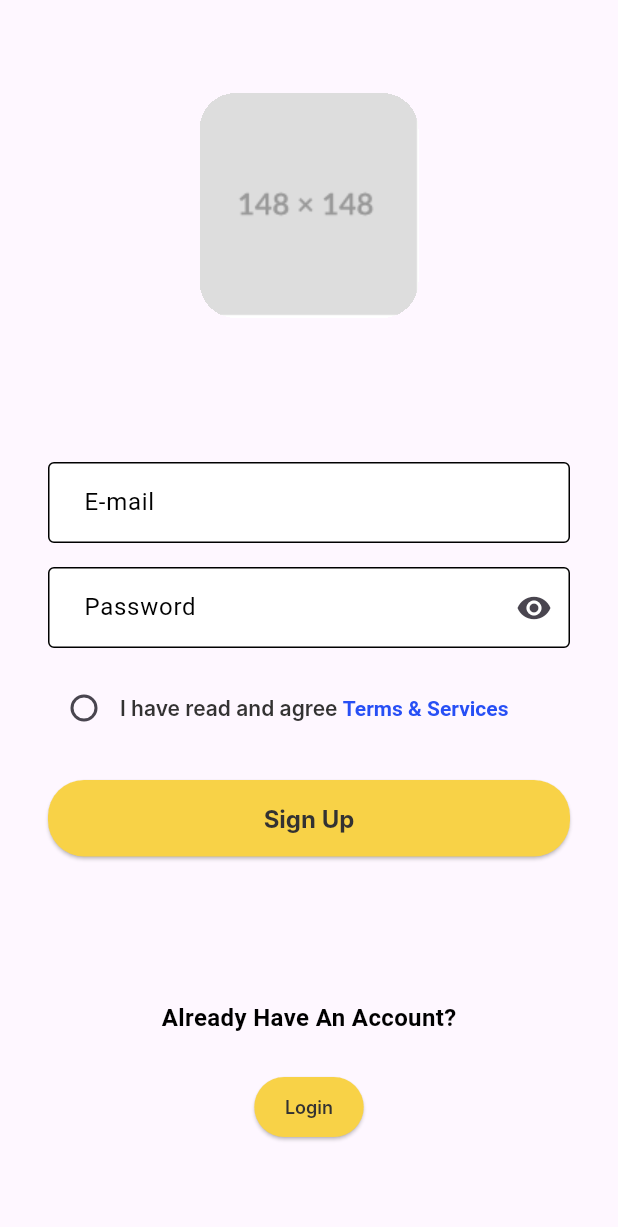
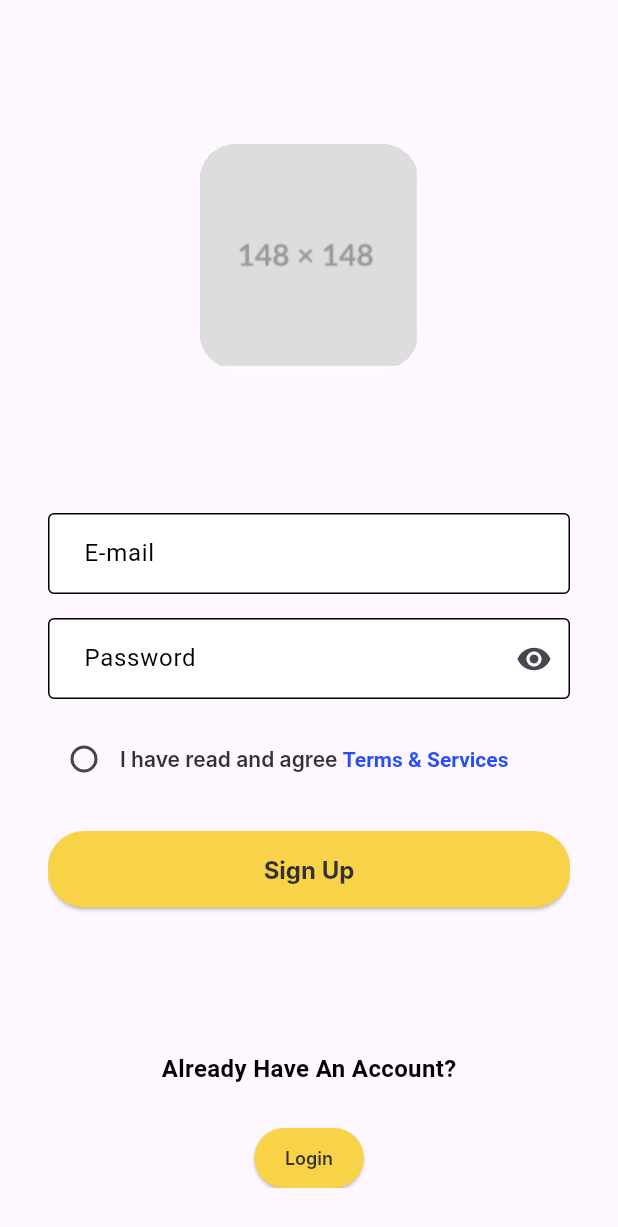
Before and after one commit to Albericoeduardo/Hackatholica-BoraValeno, a Flutter app: the screen it shows after launch, after a tap on "Sign Up", on a phone screen of 412 x 824 dp. Shown: the top 1227 px of the screen. Run offline on Flutter 3.47's test engine with Material 3 defaults, Android fonts, the phone set to English and light mode, and no system bars; Roboto replaces fonts that are missing (Inter).

Commit message:
updape scroll view

```diff
--- a/lib/views/LoginPage/login.dart
+++ b/lib/views/LoginPage/login.dart
@@ -24,10 +24,12 @@ class _LoginPageState extends State<LoginPage> {
     return Scaffold(
       body: Padding(
         padding: const EdgeInsets.all(32.0),
+        child: SingleChildScrollView(
           child: Column(
             mainAxisAlignment: MainAxisAlignment.center,
             crossAxisAlignment: CrossAxisAlignment.center,
             children: [
+              const SizedBox(height: 64,),
               Container(
                 margin: const EdgeInsets.only(bottom: 32),
                 decoration: BoxDecoration(
@@ -128,6 +130,7 @@ class _LoginPageState extends State<LoginPage> {
             ],
           ),
         ),
+      ),
     );
   }
 }
--- a/lib/views/SignupPage/signup.dart
+++ b/lib/views/SignupPage/signup.dart
@@ -25,10 +25,12 @@ class _SignUpPageState extends State<SignUpPage> {
     return Scaffold(
       body: Padding(
         padding: const EdgeInsets.all(32.0),
+        child: SingleChildScrollView(
           child: Column(
             mainAxisAlignment: MainAxisAlignment.center,
             crossAxisAlignment: CrossAxisAlignment.center,
             children: [
+                const SizedBox(height: 64,),
               Container(
                 margin: const EdgeInsets.only(bottom: 32),
                 decoration: BoxDecoration(
@@ -139,6 +141,7 @@ class _SignUpPageState extends State<SignUpPage> {
             ],
           ),
         ),
+      ),
     );
   }
 }
```
Also changed, not shown: pubspec.lock. Lines whose indentation alone changed are shown as unchanged.
